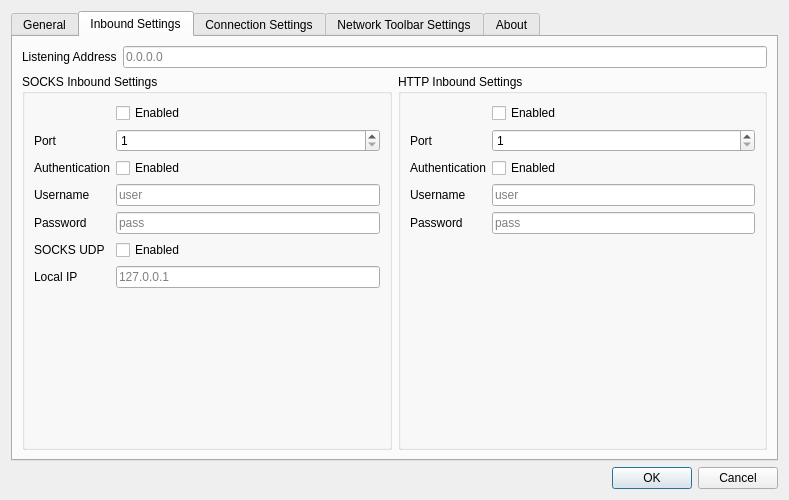
Qt form src/ui/w_PrefrencesWindow.ui (darsvador/qvssr) before a commit.
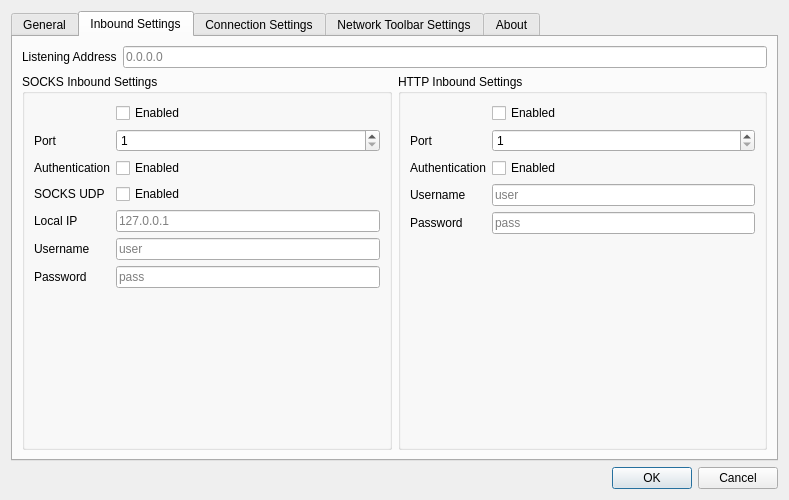
The same form after that commit. The open tabs and pages were chosen to show the change. Icons and pictures are not drawn.

The edit to the form file:
```diff
--- a/src/ui/w_PrefrencesWindow.ui
+++ b/src/ui/w_PrefrencesWindow.ui
@@ -314,61 +314,61 @@
              </widget>
             </item>
             <item row="3" column="0">
-             <widget class="QLabel" name="label_11">
-              <property name="text">
-               <string>Username</string>
-              </property>
-             </widget>
-            </item>
-            <item row="3" column="1">
-             <widget class="QLineEdit" name="socksAuthUsernameTxt">
-              <property name="placeholderText">
-               <string notr="true">user</string>
-              </property>
-             </widget>
-            </item>
-            <item row="4" column="0">
-             <widget class="QLabel" name="label_12">
-              <property name="text">
-               <string>Password</string>
-              </property>
-             </widget>
-            </item>
-            <item row="4" column="1">
-             <widget class="QLineEdit" name="socksAuthPasswordTxt">
-              <property name="placeholderText">
-               <string notr="true">pass</string>
-              </property>
-             </widget>
-            </item>
-            <item row="5" column="0">
              <widget class="QLabel" name="label_14">
               <property name="text">
                <string>SOCKS UDP</string>
               </property>
              </widget>
             </item>
-            <item row="6" column="0">
+            <item row="3" column="1">
+             <widget class="QCheckBox" name="socksUDPCB">
+              <property name="text">
+               <string>Enabled</string>
+              </property>
+             </widget>
+            </item>
+            <item row="4" column="0">
              <widget class="QLabel" name="label_25">
               <property name="text">
                <string>Local IP</string>
               </property>
              </widget>
             </item>
-            <item row="5" column="1">
-             <widget class="QCheckBox" name="socksUDPCB">
-              <property name="text">
-               <string>Enabled</string>
-              </property>
-             </widget>
-            </item>
-            <item row="6" column="1">
+            <item row="4" column="1">
              <widget class="QLineEdit" name="socksUDPIP">
               <property name="placeholderText">
                <string notr="true">127.0.0.1</string>
               </property>
              </widget>
             </item>
+            <item row="5" column="0">
+             <widget class="QLabel" name="label_11">
+              <property name="text">
+               <string>Username</string>
+              </property>
+             </widget>
+            </item>
+            <item row="5" column="1">
+             <widget class="QLineEdit" name="socksAuthUsernameTxt">
+              <property name="placeholderText">
+               <string notr="true">user</string>
+              </property>
+             </widget>
+            </item>
+            <item row="6" column="0">
+             <widget class="QLabel" name="label_12">
+              <property name="text">
+               <string>Password</string>
+              </property>
+             </widget>
+            </item>
+            <item row="6" column="1">
+             <widget class="QLineEdit" name="socksAuthPasswordTxt">
+              <property name="placeholderText">
+               <string notr="true">pass</string>
+              </property>
+             </widget>
+            </item>
            </layout>
           </widget>
          </item>
```
Left out of the diff: 4 changed lines with no effect on the pictures.
